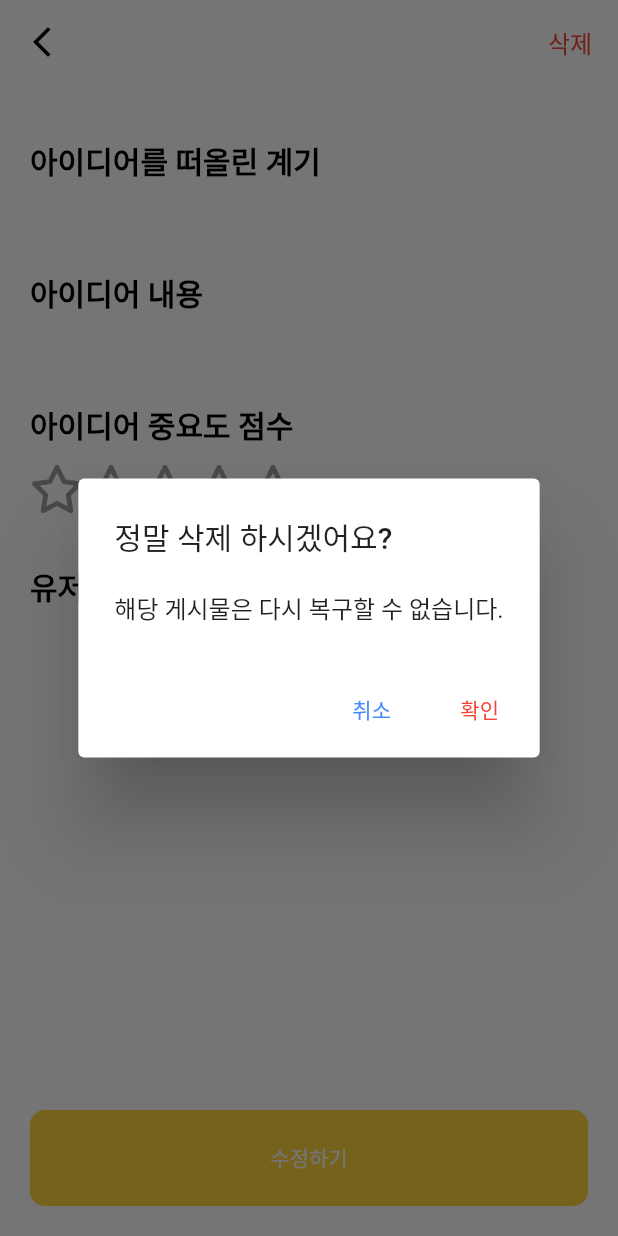
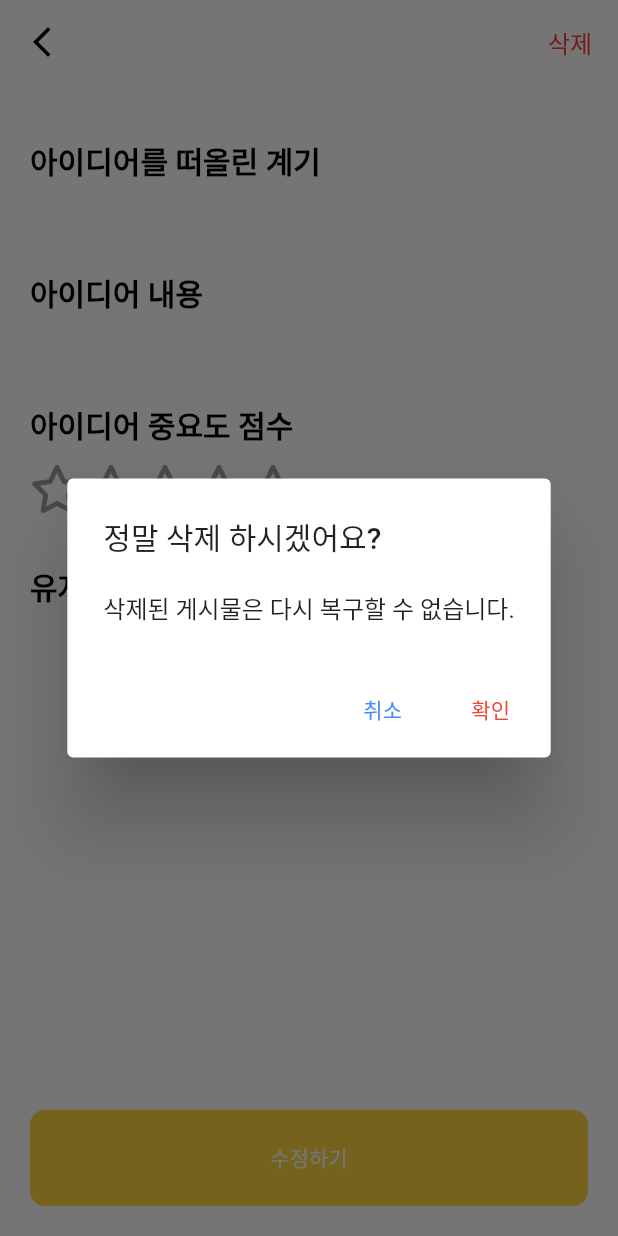
Before and after one commit to academy3746/idea_note5, a Flutter app: the DetailScreen screen opened directly with empty values, after a tap on "삭제", on a phone screen of 412 x 824 dp. Run offline on Flutter 3.47's test engine with Material 3 defaults, Android fonts, the phone set to English and light mode, and no system bars; drawn by our look-alikes of flutter_rating_bar; our stand-ins replace fluttertoast, font_awesome_flutter, sqflite; accounts and stored records are empty.

Commit message:
아이디어 상세 화면...8

```diff
--- a/lib/common/widgets/delete_button.dart
+++ b/lib/common/widgets/delete_button.dart
@@ -30,7 +30,7 @@ class DeleteButton extends StatelessWidget {
           builder: (context) {
             return AlertDialog(
               title: const Text('정말 삭제 하시겠어요?'),
-              content: const Text('해당 게시물은 다시 복구할 수 없습니다.'),
+              content: const Text('삭제된 게시물은 다시 복구할 수 없습니다.'),
               actions: [
                 TextButton(
                   onPressed: () {
```
